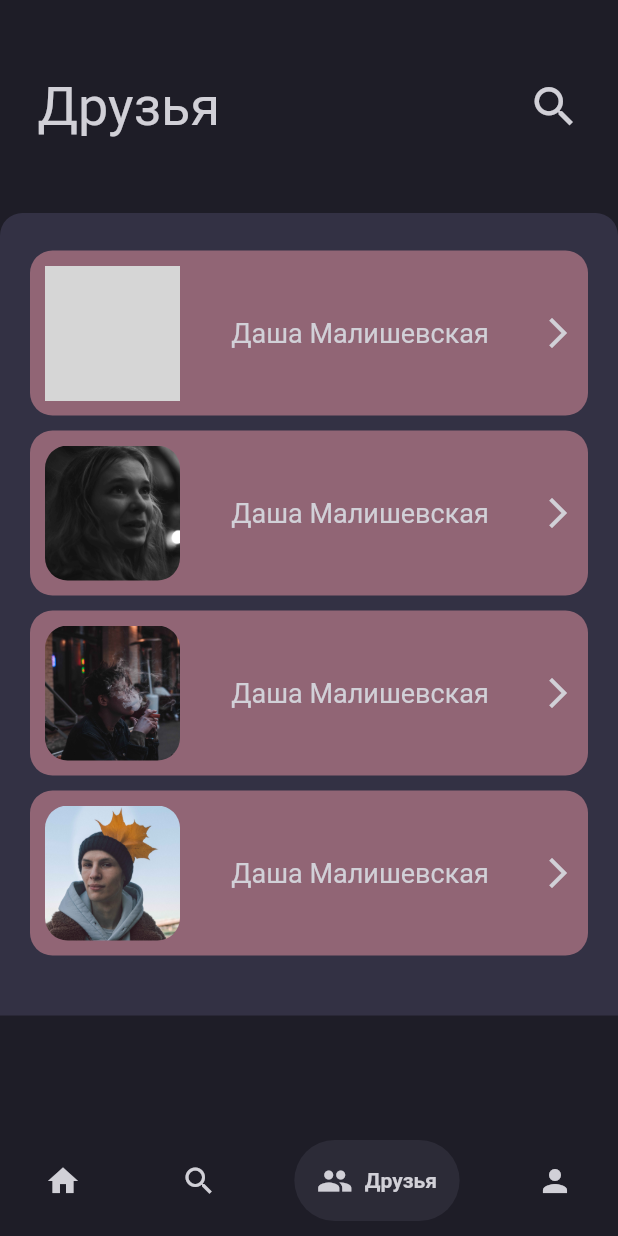
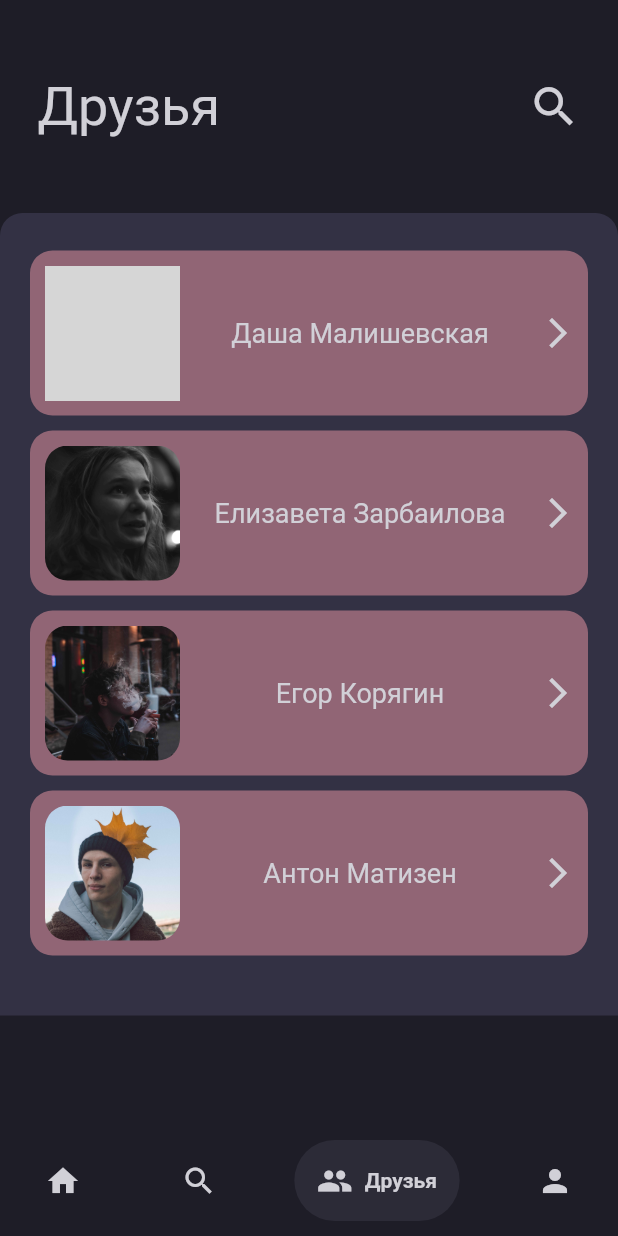
Before and after one commit to irunner1/Wishlist, a Flutter app: the screen it shows after launch, item 3 of the bottom bar chosen, on a phone screen of 412 x 824 dp. Run offline on Flutter 3.47's test engine with Material 2 defaults, Android fonts, the phone set to English and light mode, and no system bars; drawn by our look-alikes of google_nav_bar; Roboto replaces fonts that are missing (Montserrat); grey boxes are pictures that could not be loaded.

Commit message:
new data storage

```diff
--- a/lib/helpers/data.dart
+++ b/lib/helpers/data.dart
@@ -1,7 +1,7 @@
 class Data{
   //друзья и картинки
-  static final List<String> names = <String>['Дарья Малишевская', 'Елизавета Зарбаилова', 'Егор Корягин', 'Антон Матизен'];
-  static final List<String> imgNames = <String>['dasha', 'lisa', 'egr', 'anto'];
+  // static final List<String> names = <String>['Дарья Малишевская', 'Елизавета Зарбаилова', 'Егор Корягин', 'Антон Матизен'];
+  // static final List<String> imgNames = <String>['dasha', 'lisa', 'egr', 'anto'];
   //вишлисты и картинки
   static final List<String> wishlistNames = <String>['День рождения'];
   static final List<String> wishlistImg = <String>['listOne'];
--- a/lib/pages/friends_page.dart
+++ b/lib/pages/friends_page.dart
@@ -1,7 +1,6 @@
 import 'dart:developer';
 import 'package:flutter/material.dart';
 import '../helpers/colors.dart';
-import '../helpers/data.dart';
 import '../helpers/person.dart';
 
 class FriendsPage extends StatelessWidget {
@@ -39,7 +38,7 @@ class FriendsPage extends StatelessWidget {
           ),
           child: ListView.builder(
             padding: const EdgeInsets.only(top: 10, left: 20, right: 20, bottom: 30),
-            itemCount: Data.names.length,
+            itemCount: people.length,
             shrinkWrap: true,
             itemBuilder: (BuildContext context, int index) {
               return GestureDetector(
@@ -58,7 +57,7 @@ class FriendsPage extends StatelessWidget {
                         child: ClipRRect(
                           borderRadius: BorderRadius.circular(15),
                           child: Image.asset(
-                            'lib/assets/' + Data.imgNames[index] + '.jpg',
+                            people[index].image,
                             fit: BoxFit.cover,
                             width: 90,
                             height: 90,
@@ -66,7 +65,7 @@ class FriendsPage extends StatelessWidget {
                         ),
                       ),
                       Text(
-                        people[0].name, //можно сделать перенос текста на две строки
+                        people[index].name, //можно сделать перенос текста на две строки
                         style: const TextStyle(fontSize: 18, color: AppColors.textColor),
                         overflow: TextOverflow.fade,
                         maxLines: 1,
@@ -83,7 +82,7 @@ class FriendsPage extends StatelessWidget {
                   ),
                 ),
                 onTap: (){
-                  log(Data.names[index]);
+                  log(people[index].name);
                 },
               );
             }
```
Also changed, not shown: lib/pages/home_page.dart (+4 -3 lines), pubspec.lock, 1 other file.
